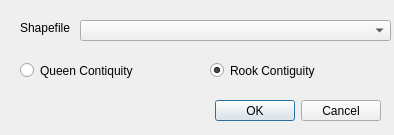
The window that tools/ui_weights.ui (sjsrey/pysal-qgis) describes before a commit, drawn with Qt 5.
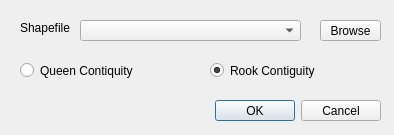
The same window after the commit.

Commit message: Browse Button added

```diff
--- a/tools/ui_weights.ui
+++ b/tools/ui_weights.ui
@@ -31,7 +31,7 @@
     <rect>
      <x>80</x>
      <y>20</y>
-     <width>311</width>
+     <width>221</width>
      <height>21</height>
     </rect>
    </property>
@@ -81,6 +81,19 @@
     <bool>true</bool>
    </property>
   </widget>
+  <widget class="QToolButton" name="toolButton">
+   <property name="geometry">
+    <rect>
+     <x>320</x>
+     <y>20</y>
+     <width>61</width>
+     <height>21</height>
+    </rect>
+   </property>
+   <property name="text">
+    <string>Browse</string>
+   </property>
+  </widget>
  </widget>
  <resources/>
  <connections>
```
Left out of the diff: 16 changed lines with no effect on the pictures. The commit also changes 1 other file.
